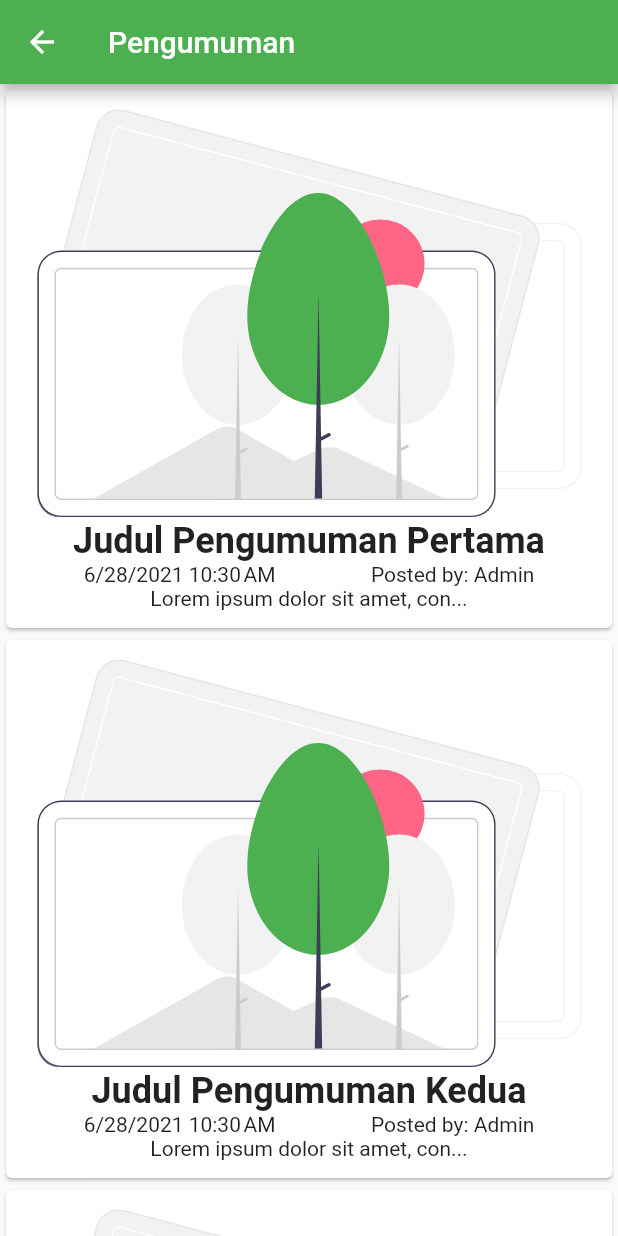
After one commit to alfrirafles/smp_kerinci, a Flutter app: the AnnouncementPage screen opened by its route, on a phone screen of 412 x 824 dp. The commit adds this screen. Run offline on Flutter 3.47's test engine with Material 2 defaults, Android fonts, the phone set to English and light mode, and no system bars; our stand-ins replace flutter_svg, table_calendar, url_strategy.

Commit message:
Refactor: code cleanup

```diff
--- /dev/null
+++ b/lib/components/announcement_list.dart
@@ -0,0 +1,66 @@
+import 'package:flutter/material.dart';
+import 'package:smp_kerinci/models/announcement.dart';
+import 'package:flutter_svg/flutter_svg.dart';
+import 'package:smp_kerinci/utilities/constants.dart';
+
+class AnnouncementList extends StatelessWidget {
+  const AnnouncementList({
+    Key? key,
+    required this.announcements,
+  }) : super(key: key);
+
+  final List<Announcement> announcements;
+
+  @override
+  Widget build(BuildContext context) {
+    return ListView.builder(
+      itemCount: announcements.length,
+      itemBuilder: (context, index) {
+        return Card(
+          child: Padding(
+            padding: kAnnouncementCardPadding,
+            child: Column(
+              children: [
+                _AnnouncementImage(announcements: announcements),
+                Text(
+                  announcements[index].title,
+                  style: kAnnouncementTitleTextStyle,
+                ),
+                Row(
+                  mainAxisAlignment: MainAxisAlignment.spaceAround,
+                  children: [
+                    Text(
+                      announcements[index].formatDateTimeDisplay(),
+                    ),
+                    Text('Posted by: ' + announcements[index].postedBy),
+                  ],
+                ),
+                Text(announcements[index].showContentPreview()),
+              ],
+            ),
+          ),
+        );
+      },
+    );
+  }
+}
+
+class _AnnouncementImage extends StatelessWidget {
+  const _AnnouncementImage({
+    Key? key,
+    required this.announcements,
+  }) : super(key: key);
+
+  final List<Announcement> announcements;
+
+  @override
+  Widget build(BuildContext context) {
+    return Container(
+      child: SvgPicture.asset(
+        '$kImageAssetsSourceDirectory' + 'image_placeholder.svg',
+        width: MediaQuery.of(context).size.width,
+        height: MediaQuery.of(context).size.height / announcements.length,
+      ),
+    );
+  }
+}
--- a/lib/components/calendar.dart
+++ b/lib/components/calendar.dart
@@ -41,10 +41,8 @@ class _CalendarState extends State<Calendar> {
         selectedDate = selectedDay;
         focusedDate = focusedDay;
       }),
-      selectedDayPredicate: (DateTime daySelection) => isSameDay(
-        daySelection,
-        selectedDate,
-      ),
+      selectedDayPredicate: (DateTime daySelection) =>
+          isSameDay(daySelection, selectedDate),
     );
   }
 }
--- a/lib/pages/announcement_page.dart
+++ b/lib/pages/announcement_page.dart
@@ -1,8 +1,7 @@
 import 'package:flutter/material.dart';
 import 'package:smp_kerinci/pages/templates/base_page.dart';
 import 'package:smp_kerinci/models/announcement.dart';
-import 'package:flutter_svg/flutter_svg.dart';
-import 'package:smp_kerinci/utilities/constants.dart';
+import 'package:smp_kerinci/components/announcement_list.dart';
 
 class AnnouncementPage extends StatelessWidget {
   @override
@@ -32,48 +31,7 @@ class AnnouncementPage extends StatelessWidget {
     ];
     return BasePage(
       topNavTitle: 'Pengumuman',
-      body: ListView.builder(
-        itemCount: announcements.length,
-        itemBuilder: (context, index) {
-          return Card(
-            child: Padding(
-              padding: EdgeInsets.symmetric(
-                vertical: 12,
-                horizontal: 20,
-              ),
-              child: Column(
-                children: [
-                  Container(
-                    child: SvgPicture.asset(
-                      '$kImageAssetsSourceDirectory' + 'image_placeholder.svg',
-                      width: MediaQuery.of(context).size.width,
-                      height: MediaQuery.of(context).size.height /
-                          announcements.length,
-                    ),
-                  ),
-                  Text(
-                    announcements[index].title,
-                    style: TextStyle(
-                      fontSize: 24,
-                      fontWeight: FontWeight.bold,
-                    ),
-                  ),
-                  Row(
-                    mainAxisAlignment: MainAxisAlignment.spaceAround,
-                    children: [
-                      Text(
-                        announcements[index].formatDateTimeDisplay(),
-                      ),
-                      Text('Posted by: ' + announcements[index].postedBy),
-                    ],
-                  ),
-                  Text(announcements[index].showContentPreview()),
-                ],
-              ),
-            ),
-          );
-        },
-      ),
+      body: AnnouncementList(announcements: announcements),
     );
   }
 }
--- a/lib/utilities/constants.dart
+++ b/lib/utilities/constants.dart
@@ -38,6 +38,15 @@ const kCalendarBorderColor = Color(0xFF225523);
 const kCalendarBorderWidth = 4.0;
 const kCalendarBorderStyle = BorderStyle.solid;
 
+const kAnnouncementCardPadding = EdgeInsets.symmetric(
+  vertical: 12,
+  horizontal: 20,
+);
+const kAnnouncementTitleTextStyle = TextStyle(
+  fontSize: 24,
+  fontWeight: FontWeight.bold,
+);
+
 enum Orientation {
   leftToRight,
   rightToLeft,
```
